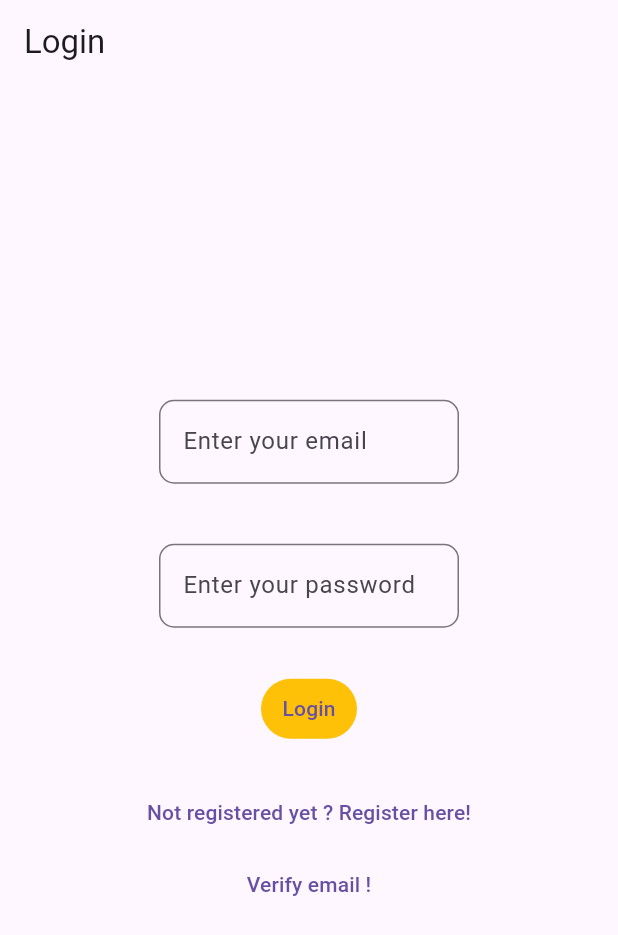
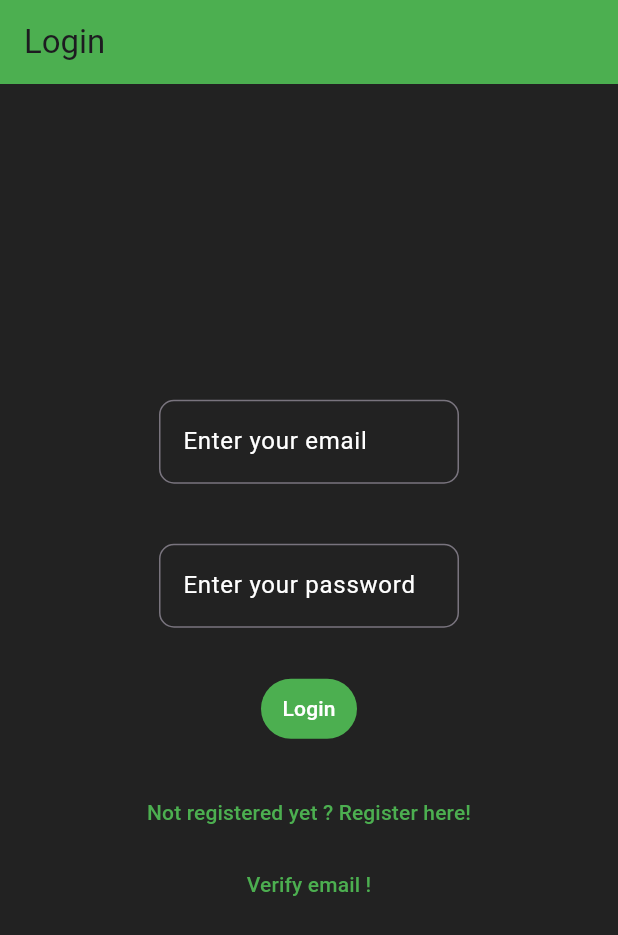
Before and after one commit to Rohithk2003/mynotes, a Flutter app: the screen it shows after launch, after a tap on "Register", after a tap on "Already registered? Login here!", on a phone screen of 412 x 824 dp. Shown: the top 935 px of the screen. Run offline on Flutter 3.47's test engine with Material 3 defaults, Android fonts, the phone set to English and light mode, and no system bars; our stand-ins replace firebase_auth, firebase_core, flutter_dotenv, fluttertoast; accounts and stored records are empty.

Commit message:
added new background and foreground colors to all views

```diff
--- a/lib/main.dart
+++ b/lib/main.dart
@@ -12,7 +12,7 @@ void main() async {
   WidgetsFlutterBinding.ensureInitialized();
   runApp(MaterialApp(
     title: 'My Notes',
-    theme: ThemeData(useMaterial3: true, primarySwatch: Colors.amber),
+    theme: ThemeData(useMaterial3: true, primarySwatch: Colors.green),
     home: const HomePage(),
     routes: {
       '/login/': (context) => const LoginView(),
@@ -29,8 +29,9 @@ class HomePage extends StatelessWidget {
     return Scaffold(
         appBar: AppBar(
           title: const Center(child: Text("My Notes")),
-          backgroundColor: Colors.blue,
+          backgroundColor: Colors.green,
         ),
+        backgroundColor: Colors.black87,
         body: FutureBuilder(
             future: Firebase.initializeApp(
                 options: DefaultFirebaseOptions.currentPlatform),
@@ -45,17 +46,14 @@ class HomePage extends StatelessWidget {
                   if (verificationMessage) {
                     return Center(
                         child: Column(
+                      mainAxisAlignment: MainAxisAlignment.center,
                       children: [
-                        const SizedBox(
-                          width: 400,
-                          height: 200,
-                        ),
                         SizedBox(
                           width: 100,
                           height: 40,
                           child: TextButton(
                             style: TextButton.styleFrom(
-                                backgroundColor: Colors.black54,
+                                backgroundColor: Colors.green,
                                 foregroundColor: Colors.white),
                             onPressed: () async {
                               Navigator.of(context).pushNamedAndRemoveUntil(
@@ -77,7 +75,7 @@ class HomePage extends StatelessWidget {
                           height: 40,
                           child: TextButton(
                             style: TextButton.styleFrom(
-                                backgroundColor: Colors.black54,
+                                backgroundColor: Colors.green,
                                 foregroundColor: Colors.white),
                             onPressed: () async {
                               Navigator.of(context).pushNamedAndRemoveUntil(
--- a/lib/views/login_view.dart
+++ b/lib/views/login_view.dart
@@ -74,7 +74,9 @@ class _LoginViewState extends State<LoginView> {
     return Scaffold(
         appBar: AppBar(
           title: const Text("Login"),
+          backgroundColor: Colors.green,
         ),
+        backgroundColor: Colors.black87,
         body: FutureBuilder(
             future: Firebase.initializeApp(
               options: DefaultFirebaseOptions.currentPlatform,
@@ -95,13 +97,14 @@ class _LoginViewState extends State<LoginView> {
                               width: 200,
                               child: TextField(
                                 style: const TextStyle(
-                                  fontSize: 16.0,
-                                ),
+                                    fontSize: 16.0, color: Colors.white),
                                 controller: _email,
                                 autocorrect: false,
                                 keyboardType: TextInputType.emailAddress,
                                 decoration: InputDecoration(
                                     hintText: "Enter your email",
+                                    hintStyle:
+                                        const TextStyle(color: Colors.white),
                                     border: OutlineInputBorder(
                                       borderRadius: BorderRadius.circular(10.0),
                                       borderSide: const BorderSide(
@@ -119,10 +122,14 @@ class _LoginViewState extends State<LoginView> {
                               child: TextField(
                                 controller: _password,
                                 obscureText: true,
+                                style: const TextStyle(color: Colors.white),
                                 enableSuggestions: false,
                                 autocorrect: false,
                                 decoration: InputDecoration(
                                     hintText: "Enter your password",
+                                    hintStyle:
+                                        const TextStyle(color: Colors.white),
+                                    fillColor: Colors.white,
                                     border: OutlineInputBorder(
                                       borderRadius: BorderRadius.circular(10.0),
                                       borderSide: const BorderSide(
@@ -138,7 +145,8 @@ class _LoginViewState extends State<LoginView> {
                             TextButton(
                               onPressed: _login,
                               style: TextButton.styleFrom(
-                                  backgroundColor: Colors.amber),
+                                  backgroundColor: Colors.green,
+                                  foregroundColor: Colors.white),
                               child: const Text("Login"),
                             ),
                             Text(errorText),
@@ -148,13 +156,18 @@ class _LoginViewState extends State<LoginView> {
                                       '/register/', (route) => false);
                                 },
                                 child: const Text(
-                                    "Not registered yet ? Register here!")),
+                                  "Not registered yet ? Register here!",
+                                  style: TextStyle(color: Colors.green),
+                                )),
                             TextButton(
                                 onPressed: () async {
                                   Navigator.of(context).pushNamedAndRemoveUntil(
                                       '/emailverify/', (route) => false);
                                 },
-                                child: const Text("Verify email !"))
+                                child: const Text(
+                                  "Verify email !",
+                                  style: TextStyle(color: Colors.green),
+                                ))
                           ],
                         ),
                       ),
--- a/lib/views/register_view.dart
+++ b/lib/views/register_view.dart
@@ -62,7 +62,9 @@ class _RegisterViewState extends State<RegisterView> {
     return Scaffold(
         appBar: AppBar(
           title: const Text("Register Account"),
+          backgroundColor: Colors.green,
         ),
+        backgroundColor: Colors.black87,
         body: FutureBuilder(
             future: Firebase.initializeApp(
               options: DefaultFirebaseOptions.currentPlatform,
@@ -83,13 +85,14 @@ class _RegisterViewState extends State<RegisterView> {
                               width: 200,
                               child: TextField(
                                 style: const TextStyle(
-                                  fontSize: 16.0,
-                                ),
+                                    fontSize: 16.0, color: Colors.white),
                                 controller: _email,
                                 autocorrect: false,
                                 keyboardType: TextInputType.emailAddress,
                                 decoration: InputDecoration(
                                     hintText: "Enter your email",
+                                    hintStyle:
+                                        const TextStyle(color: Colors.white),
                                     border: OutlineInputBorder(
                                       borderRadius: BorderRadius.circular(10.0),
                                       borderSide: const BorderSide(
@@ -108,9 +111,12 @@ class _RegisterViewState extends State<RegisterView> {
                                 controller: _password,
                                 obscureText: true,
                                 enableSuggestions: false,
+                                style: const TextStyle(color: Colors.white),
                                 autocorrect: false,
                                 decoration: InputDecoration(
                                     hintText: "Enter your password",
+                                    hintStyle:
+                                        const TextStyle(color: Colors.white),
                                     border: OutlineInputBorder(
                                       borderRadius: BorderRadius.circular(10.0),
                                       borderSide: const BorderSide(
@@ -126,7 +132,8 @@ class _RegisterViewState extends State<RegisterView> {
                             TextButton(
                               onPressed: _registerUser,
                               style: TextButton.styleFrom(
-                                  backgroundColor: Colors.amber),
+                                  backgroundColor: Colors.green,
+                                  foregroundColor: Colors.white),
                               child: const Text("Register"),
                             ),
                             Text(errorText),
@@ -136,7 +143,9 @@ class _RegisterViewState extends State<RegisterView> {
                                       '/login/', (route) => false);
                                 },
                                 child: const Text(
-                                    "Already registered? Login here!"))
+                                  "Already registered? Login here!",
+                                  style: TextStyle(color: Colors.green),
+                                ))
                           ],
                         ),
                       ),
```
